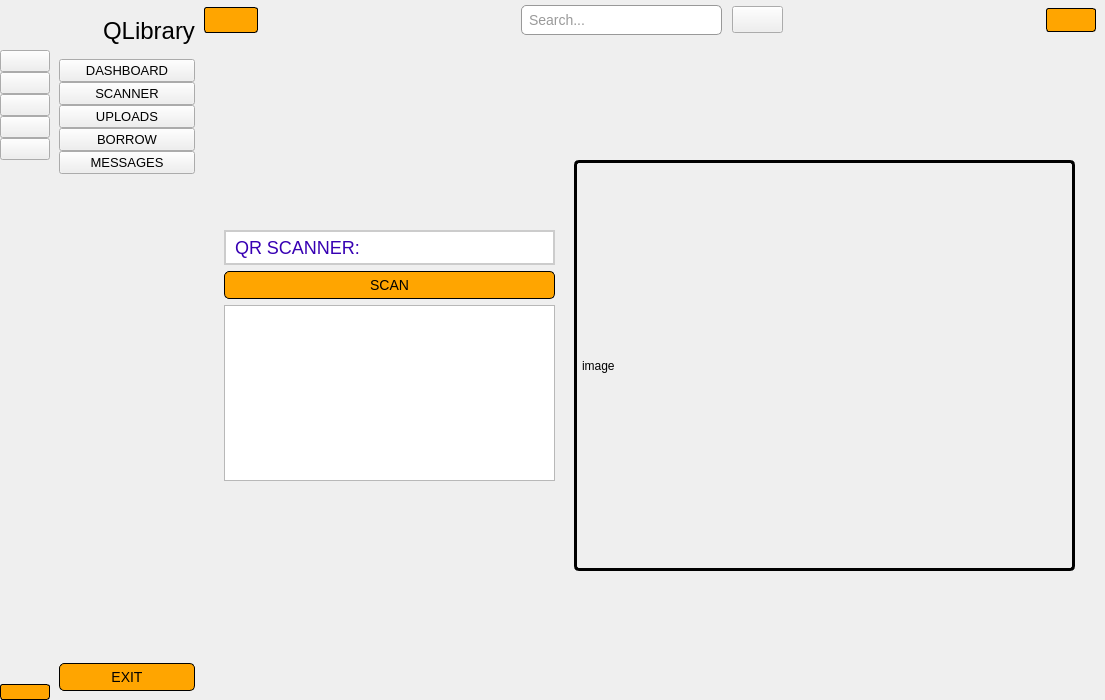
The window that sidebar.ui (AsifCantCode/QLibrary) describes before a commit, drawn with Qt 5.
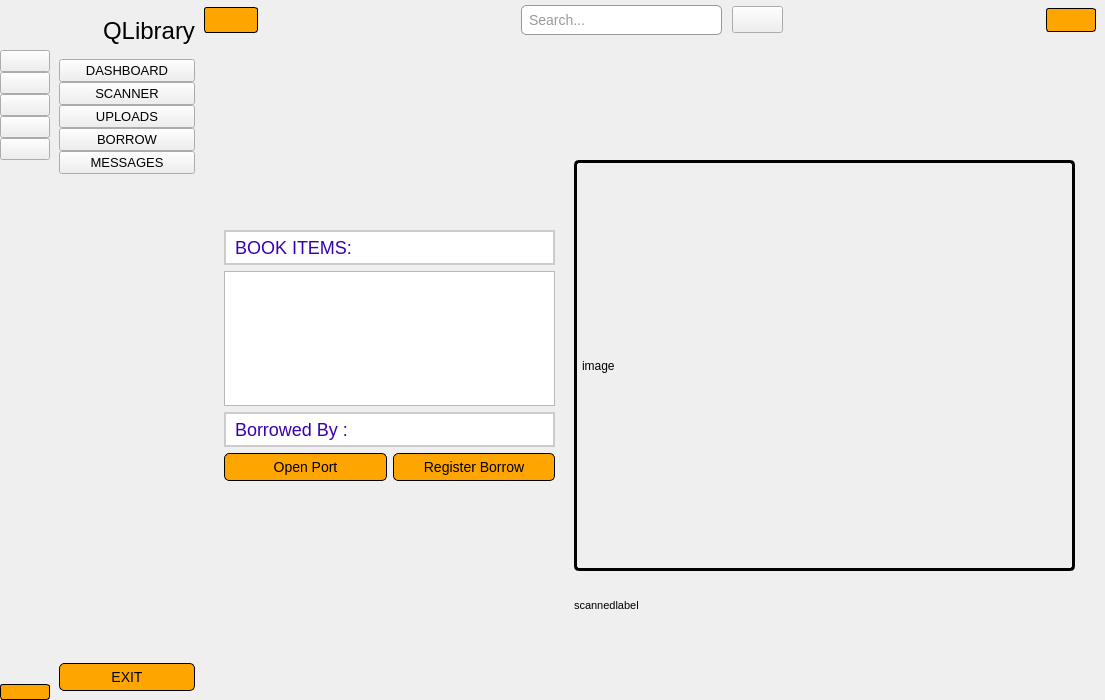
The same window after the commit. The open tabs and pages were chosen to show the change. Icons and pictures are not drawn.

Commit message: book borrow but no api call

Patch:
```diff
--- a/sidebar.ui
+++ b/sidebar.ui
@@ -549,31 +549,7 @@
 </string>
               </property>
               <property name="text">
-               <string>QR SCANNER:</string>
-              </property>
-             </widget>
-            </item>
-            <item>
-             <widget class="QPushButton" name="qrbtn">
-              <property name="styleSheet">
-               <string notr="true">/* Style for QPushButton */
-QPushButton {
-    background-color: #FFA500; /* Orange background color */
-    color: #000000; /* Black text color */
-    border: 1px solid #000000; /* Black border */
-    border-radius: 5px; /* Rounded corners */
-    padding: 5px 10px; /* Padding around the button text */
-	font-size: 14px;
-}
-
-/* QPushButton when hovered */
-QPushButton:hover {
-    background-color: #FFD700; /* Lighter orange on hover */
-}
-</string>
-              </property>
-              <property name="text">
-               <string>SCAN</string>
+               <string>BOOK ITEMS:</string>
               </property>
              </widget>
             </item>
@@ -602,6 +578,96 @@
               </property>
              </widget>
             </item>
+            <item>
+             <widget class="QLabel" name="borrowerlabel">
+              <property name="styleSheet">
+               <string notr="true">/* Style for QLabel */
+QLabel {
+    color: #3700B3; /* Text color */
+    font-family: Arial, sans-serif; /* Font family */
+    font-size: 18px; /* Font size */
+    border: 2px solid #CCCCCC; /* Border */
+    padding: 5px; /* Padding around the content */
+    background-color: #FFFFFF; /* Background color */
+}
+
+/* QLabel when it's disabled */
+QLabel:disabled {
+    color: #999999; /* Text color for disabled state */
+    background-color: #F5F5F5; /* Background color for disabled state */
+}
+
+/* QLabel with hover effect */
+QLabel:hover {
+    background-color: #86fefff5; /* Background color on hover */
+}
+
+/* QLabel when clicked (pressed) */
+QLabel:pressed {
+    background-color: #CCCCCC; /* Background color when clicked */
+}
+</string>
+              </property>
+              <property name="text">
+               <string>Borrowed By :</string>
+              </property>
+             </widget>
+            </item>
+            <item>
+             <layout class="QHBoxLayout" name="horizontalLayout_6">
+              <item>
+               <widget class="QPushButton" name="serportclose">
+                <property name="styleSheet">
+                 <string notr="true">/* Style for QPushButton */
+QPushButton {
+    background-color: #FFA500; /* Orange background color */
+    color: #000000; /* Black text color */
+    border: 1px solid #000000; /* Black border */
+    border-radius: 5px; /* Rounded corners */
+    padding: 5px 10px; /* Padding around the button text */
+	font-size: 14px;
+}
+
+/* QPushButton when hovered */
+QPushButton:hover {
+    background-color: #FFD700; /* Lighter orange on hover */
+}
+</string>
+                </property>
+                <property name="text">
+                 <string>Open Port</string>
+                </property>
+               </widget>
+              </item>
+              <item>
+               <widget class="QPushButton" name="initborrow">
+                <property name="styleSheet">
+                 <string notr="true">/* Style for QPushButton */
+QPushButton {
+    background-color: #FFA500; /* Orange background color */
+    color: #000000; /* Black text color */
+    border: 1px solid #000000; /* Black border */
+    border-radius: 5px; /* Rounded corners */
+    padding: 5px 10px; /* Padding around the button text */
+	font-size: 14px;
+}
+
+/* QPushButton when hovered */
+QPushButton:hover {
+    background-color: #FFD700; /* Lighter orange on hover */
+}
+</string>
+                </property>
+                <property name="text">
+                 <string>Register Borrow</string>
+                </property>
+                <property name="flat">
+                 <bool>false</bool>
+                </property>
+               </widget>
+              </item>
+             </layout>
+            </item>
            </layout>
           </widget>
           <widget class="QLabel" name="image_label">
@@ -623,6 +689,19 @@
             <string>image</string>
            </property>
           </widget>
+          <widget class="QLabel" name="scannedlabel">
+           <property name="geometry">
+            <rect>
+             <x>370</x>
+             <y>550</y>
+             <width>101</width>
+             <height>31</height>
+            </rect>
+           </property>
+           <property name="text">
+            <string>scannedlabel</string>
+           </property>
+          </widget>
          </widget>
          <widget class="QWidget" name="page_3">
           <widget class="QWidget" name="verticalLayoutWidget">
```
Left out of the diff: 34 changed lines with no effect on the pictures. The commit also changes 12 other files.
